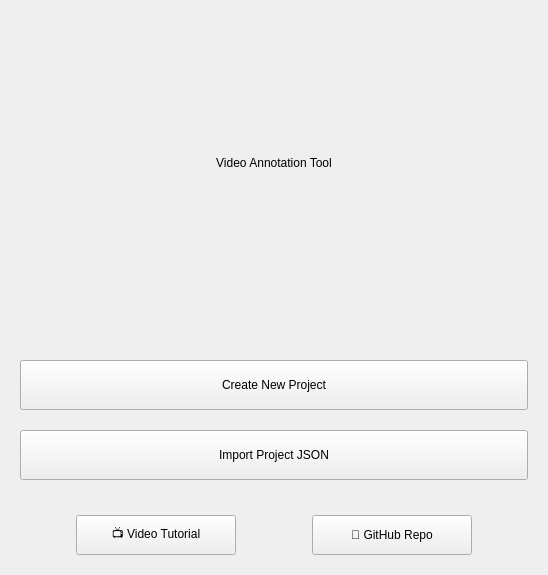
Before: the Qt Designer form annotation_tool/ui/common/welcome_widget/welcome_widget.ui in OpenSportsLab/VideoAnnotationTool, drawn with Qt 5.
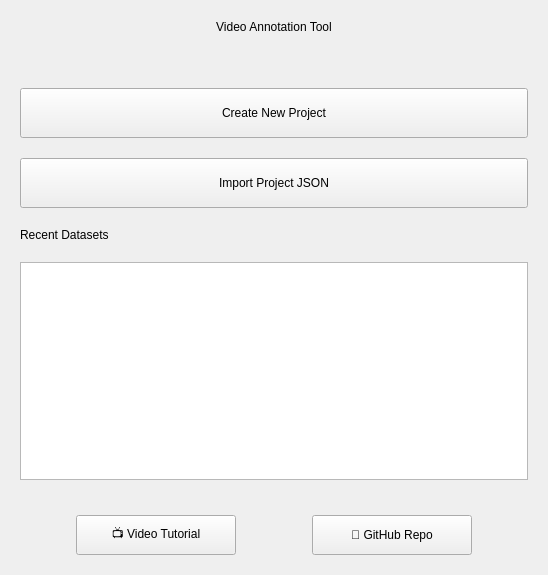
After: the same form once the commit is applied.

Commit message:
feat: implement recent projects feature in WelcomeWidget and router
- Added functionality to display and manage recent datasets in the WelcomeWidget.
- Introduced signals for recent project selection and removal.
- Updated AppRouter to handle recent project persistence using QSettings.
- Enhanced UI with new elements for recent datasets in welcome_widget.ui.
- Added tests for recent projects behavior, including import, click actions, and removal.

Diff of the .ui file:
```diff
--- a/annotation_tool/ui/common/welcome_widget/welcome_widget.ui
+++ b/annotation_tool/ui/common/welcome_widget/welcome_widget.ui
@@ -103,6 +103,38 @@
      </property>
     </widget>
    </item>
+   <item>
+    <widget class="QLabel" name="welcome_recent_title_lbl">
+     <property name="text">
+      <string>Recent Datasets</string>
+     </property>
+     <property name="alignment">
+      <set>Qt::AlignmentFlag::AlignLeft|Qt::AlignmentFlag::AlignVCenter</set>
+     </property>
+    </widget>
+   </item>
+   <item>
+    <widget class="QListWidget" name="recent_projects_list">
+     <property name="minimumSize">
+      <size>
+       <width>0</width>
+       <height>120</height>
+      </size>
+     </property>
+     <property name="editTriggers">
+      <set>QAbstractItemView::EditTrigger::NoEditTriggers</set>
+     </property>
+     <property name="selectionBehavior">
+      <enum>QAbstractItemView::SelectionBehavior::SelectRows</enum>
+     </property>
+     <property name="selectionMode">
+      <enum>QAbstractItemView::SelectionMode::SingleSelection</enum>
+     </property>
+     <property name="uniformItemSizes">
+      <bool>true</bool>
+     </property>
+    </widget>
+   </item>
    <item>
     <spacer name="actionsSpacer">
      <property name="orientation">
```
The commit also changes 10 other files.
